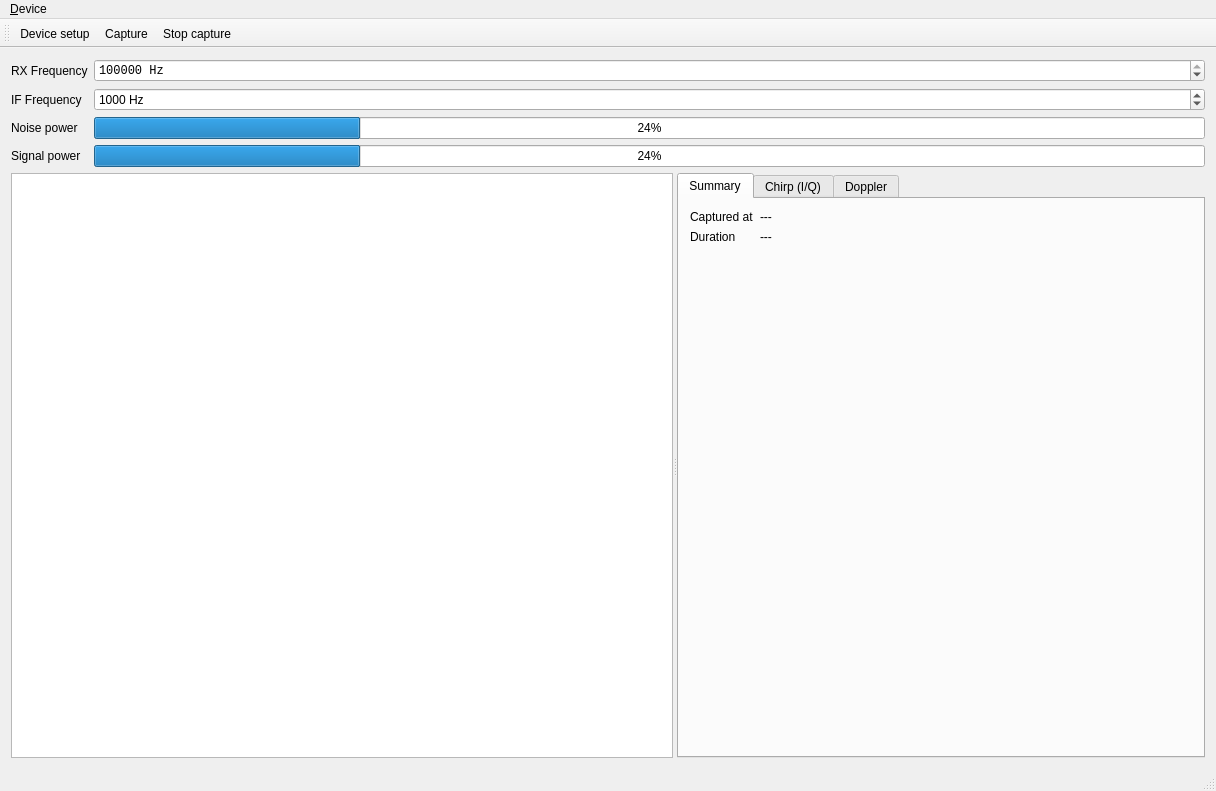
First picture: the form in ui/mainui.ui, repository BatchDrake/qstones, before the edit.
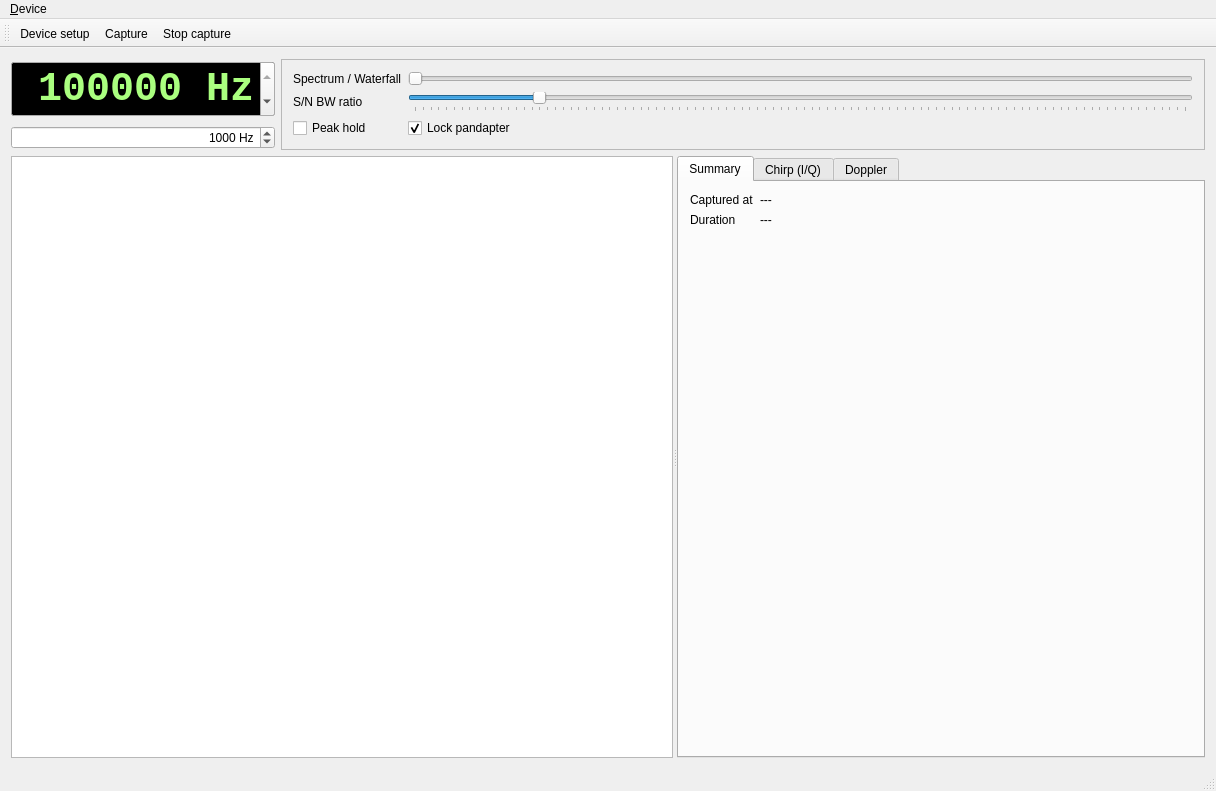
Second picture: the form after the edit. Icons and pictures are not drawn.

Commit message: UI Refactor and signal connection

The edit to the form file:
```diff
--- a/ui/mainui.ui
+++ b/ui/mainui.ui
@@ -27,88 +27,8 @@
     </sizepolicy>
    </property>
    <layout class="QGridLayout" name="gridLayout">
-    <item row="0" column="0">
+    <item row="1" column="0">
      <layout class="QVBoxLayout" name="verticalLayout">
-      <item>
-       <layout class="QFormLayout" name="formLayout">
-        <item row="0" column="0">
-         <widget class="QLabel" name="label_6">
-          <property name="text">
-           <string>RX Frequency</string>
-          </property>
-         </widget>
-        </item>
-        <item row="2" column="0">
-         <widget class="QLabel" name="label_5">
-          <property name="text">
-           <string>Noise power</string>
-          </property>
-         </widget>
-        </item>
-        <item row="2" column="1">
-         <widget class="QProgressBar" name="progressBar">
-          <property name="value">
-           <number>24</number>
-          </property>
-         </widget>
-        </item>
-        <item row="3" column="0">
-         <widget class="QLabel" name="label_7">
-          <property name="text">
-           <string>Signal power</string>
-          </property>
-         </widget>
-        </item>
-        <item row="3" column="1">
-         <widget class="QProgressBar" name="progressBar_2">
-          <property name="value">
-           <number>24</number>
-          </property>
-         </widget>
-        </item>
-        <item row="0" column="1">
-         <widget class="QSpinBox" name="sbRXFreq">
-          <property name="font">
-           <font>
-            <family>Monospace</family>
-           </font>
-          </property>
-          <property name="suffix">
-           <string> Hz</string>
-          </property>
-          <property name="maximum">
-           <number>2000000000</number>
-          </property>
-          <property name="value">
-           <number>143049000</number>
-          </property>
-         </widget>
-        </item>
-        <item row="1" column="0">
-         <widget class="QLabel" name="label_8">
-          <property name="text">
-           <string>IF Frequency</string>
-          </property>
-         </widget>
-        </item>
-        <item row="1" column="1">
-         <widget class="QSpinBox" name="sbIFFreq">
-          <property name="suffix">
-           <string> Hz</string>
-          </property>
-          <property name="minimum">
-           <number>-2000000000</number>
-          </property>
-          <property name="maximum">
-           <number>2000000000</number>
-          </property>
-          <property name="value">
-           <number>1000</number>
-          </property>
-         </widget>
-        </item>
-       </layout>
-      </item>
       <item>
        <widget class="QSplitter" name="verticalSplitter">
         <property name="layoutDirection">
@@ -213,6 +133,205 @@
       </item>
      </layout>
     </item>
+    <item row="0" column="0">
+     <layout class="QGridLayout" name="gridLayout_2">
+      <property name="sizeConstraint">
+       <enum>QLayout::SetMinimumSize</enum>
+      </property>
+      <item row="0" column="1" rowspan="2">
+       <widget class="QFrame" name="frame">
+        <property name="frameShape">
+         <enum>QFrame::StyledPanel</enum>
+        </property>
+        <property name="frameShadow">
+         <enum>QFrame::Raised</enum>
+        </property>
+        <layout class="QFormLayout" name="formLayout">
+         <item row="0" column="0">
+          <widget class="QLabel" name="label_5">
+           <property name="text">
+            <string>Spectrum / Waterfall</string>
+           </property>
+          </widget>
+         </item>
+         <item row="0" column="1">
+          <widget class="QSlider" name="sWRatio">
+           <property name="orientation">
+            <enum>Qt::Horizontal</enum>
+           </property>
+          </widget>
+         </item>
+         <item row="3" column="0">
+          <widget class="QCheckBox" name="checkBox">
+           <property name="text">
+            <string>Peak hold</string>
+           </property>
+          </widget>
+         </item>
+         <item row="3" column="1">
+          <widget class="QCheckBox" name="cbLockPandapter">
+           <property name="text">
+            <string>Lock pandapter</string>
+           </property>
+           <property name="checked">
+            <bool>true</bool>
+           </property>
+           <property name="tristate">
+            <bool>false</bool>
+           </property>
+          </widget>
+         </item>
+         <item row="2" column="0">
+          <widget class="QLabel" name="label_6">
+           <property name="text">
+            <string>S/N BW ratio</string>
+           </property>
+          </widget>
+         </item>
+         <item row="2" column="1">
+          <widget class="QSlider" name="sSNRBW">
+           <property name="value">
+            <number>16</number>
+           </property>
+           <property name="orientation">
+            <enum>Qt::Horizontal</enum>
+           </property>
+           <property name="invertedAppearance">
+            <bool>false</bool>
+           </property>
+           <property name="invertedControls">
+            <bool>false</bool>
+           </property>
+           <property name="tickPosition">
+            <enum>QSlider::TicksBelow</enum>
+           </property>
+          </widget>
+         </item>
+        </layout>
+       </widget>
+      </item>
+      <item row="0" column="0">
+       <widget class="QSpinBox" name="sbRXFreq">
+        <property name="sizePolicy">
+         <sizepolicy hsizetype="Minimum" vsizetype="Fixed">
+          <horstretch>0</horstretch>
+          <verstretch>0</verstretch>
+         </sizepolicy>
+        </property>
+        <property name="palette">
+         <palette>
+          <active>
+           <colorrole role="Text">
+            <brush brushstyle="SolidPattern">
+             <color alpha="255">
+              <red>170</red>
+              <green>255</green>
+              <blue>127</blue>
+             </color>
+            </brush>
+           </colorrole>
+           <colorrole role="Base">
+            <brush brushstyle="SolidPattern">
+             <color alpha="255">
+              <red>0</red>
+              <green>0</green>
+              <blue>0</blue>
+             </color>
+            </brush>
+           </colorrole>
+          </active>
+          <inactive>
+           <colorrole role="Text">
+            <brush brushstyle="SolidPattern">
+             <color alpha="255">
+              <red>170</red>
+              <green>255</green>
+              <blue>127</blue>
+             </color>
+            </brush>
+           </colorrole>
+           <colorrole role="Base">
+            <brush brushstyle="SolidPattern">
+             <color alpha="255">
+              <red>0</red>
+              <green>0</green>
+              <blue>0</blue>
+             </color>
+            </brush>
+           </colorrole>
+          </inactive>
+          <disabled>
+           <colorrole role="Text">
+            <brush brushstyle="SolidPattern">
+             <color alpha="255">
+              <red>190</red>
+              <green>190</green>
+              <blue>190</blue>
+             </color>
+            </brush>
+           </colorrole>
+           <colorrole role="Base">
+            <brush brushstyle="SolidPattern">
+             <color alpha="255">
+              <red>239</red>
+              <green>239</green>
+              <blue>239</blue>
+             </color>
+            </brush>
+           </colorrole>
+          </disabled>
+         </palette>
+        </property>
+        <property name="font">
+         <font>
+          <family>Monospace</family>
+          <pointsize>30</pointsize>
+          <weight>75</weight>
+          <bold>true</bold>
+          <kerning>true</kerning>
+         </font>
+        </property>
+        <property name="alignment">
+         <set>Qt::AlignRight|Qt::AlignTrailing|Qt::AlignVCenter</set>
+        </property>
+        <property name="suffix">
+         <string> Hz</string>
+        </property>
+        <property name="maximum">
+         <number>2000000000</number>
+        </property>
+        <property name="value">
+         <number>143049000</number>
+        </property>
+       </widget>
+      </item>
+      <item row="1" column="0">
+       <widget class="QSpinBox" name="sbIFFreq">
+        <property name="sizePolicy">
+         <sizepolicy hsizetype="Minimum" vsizetype="Fixed">
+          <horstretch>0</horstretch>
+          <verstretch>0</verstretch>
+         </sizepolicy>
+        </property>
+        <property name="alignment">
+         <set>Qt::AlignRight|Qt::AlignTrailing|Qt::AlignVCenter</set>
+        </property>
+        <property name="suffix">
+         <string> Hz</string>
+        </property>
+        <property name="minimum">
+         <number>-2000000000</number>
+        </property>
+        <property name="maximum">
+         <number>2000000000</number>
+        </property>
+        <property name="value">
+         <number>1000</number>
+        </property>
+       </widget>
+      </item>
+     </layout>
+    </item>
    </layout>
   </widget>
   <widget class="QMenuBar" name="menuBar">
```
Left out of the diff: 2 changed lines with no effect on the pictures. The commit also changes 5 other files.
